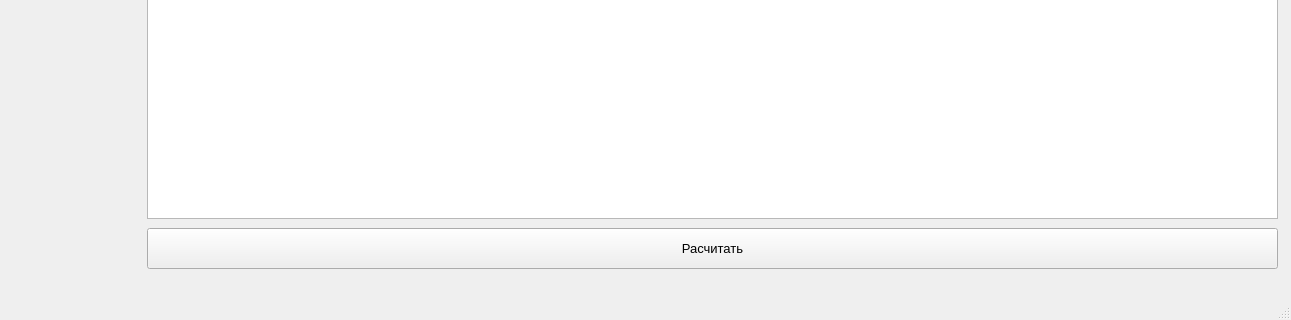
The window that atm_correction/AtmCorrectionMainWindow.ui (ValeryStk/satellite_comparator) describes before a commit, drawn with Qt 5; both pictures show x 103 to 1394 and y 482 to 802 of the 1394 by 802 pixel window.
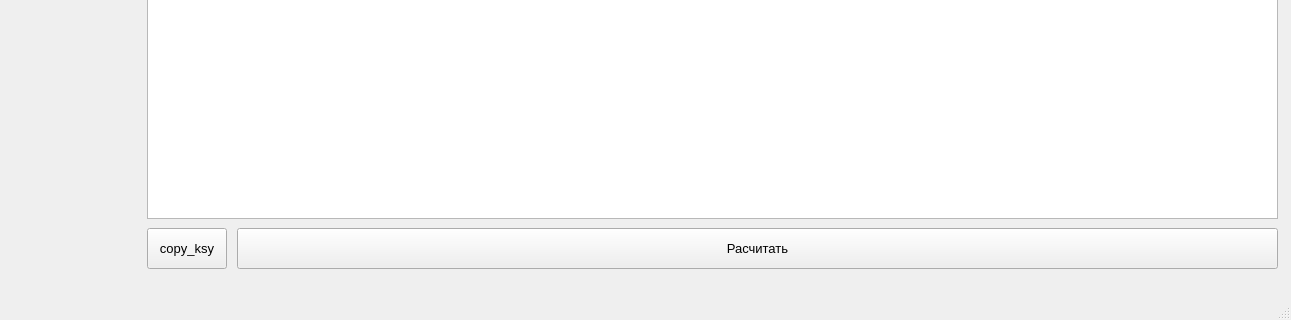
The same window after the commit. Custom widgets are drawn as their Qt base class.

The edit to the form file:
```diff
--- a/atm_correction/AtmCorrectionMainWindow.ui
+++ b/atm_correction/AtmCorrectionMainWindow.ui
@@ -40,9 +40,9 @@
    <widget class="QPushButton" name="pushButton_calculateBlack">
     <property name="geometry">
      <rect>
-      <x>250</x>
+      <x>340</x>
       <y>710</y>
-      <width>1131</width>
+      <width>1041</width>
       <height>41</height>
      </rect>
     </property>
@@ -438,6 +438,19 @@
      </rect>
     </property>
    </widget>
+   <widget class="QPushButton" name="pushButton_CopyKsy">
+    <property name="geometry">
+     <rect>
+      <x>250</x>
+      <y>710</y>
+      <width>80</width>
+      <height>41</height>
+     </rect>
+    </property>
+    <property name="text">
+     <string>copy_ksy</string>
+    </property>
+   </widget>
   </widget>
   <widget class="QMenuBar" name="menubar">
    <property name="geometry">
```
